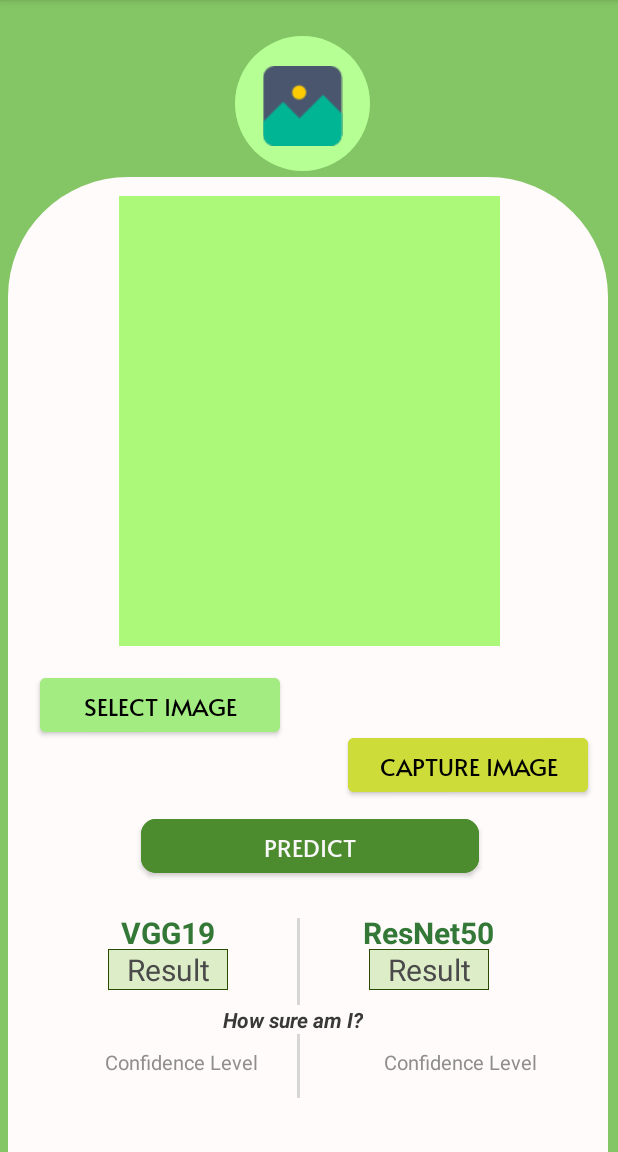
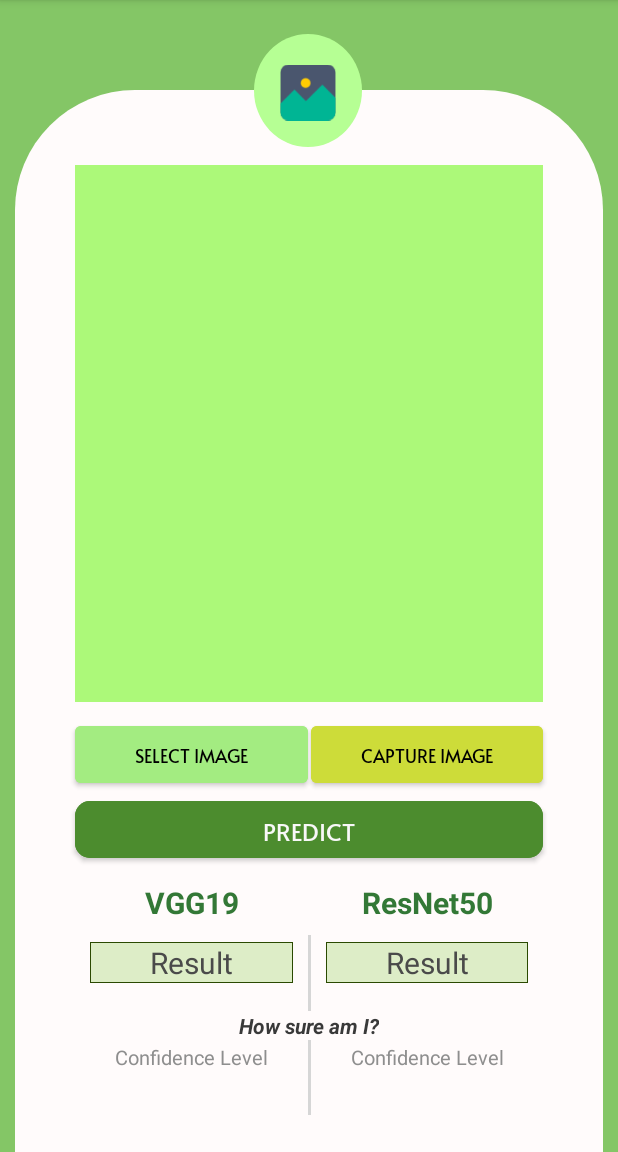
Before and after one commit to kibalias/I-CBB-App, an Android app: the MainActivity screen opened directly, with no data from a screen before it, on a phone screen of 412 x 824 dp, the part 84-1236 px from its top. Run offline under Robolectric (Android 15) with nearby library versions, the phone set to English and light mode, and no system bars; libraries missing offline, so code that uses them is left out: com.chaquo.python, org.checkerframework.common, org.tensorflow.lite.

Commit message:
fix the activity main

```diff
--- a/app/src/main/res/layout/activity_main.xml
+++ b/app/src/main/res/layout/activity_main.xml
@@ -8,116 +8,108 @@
     android:backgroundTint="#84C666"
     tools:context=".MainActivity">
 
+    <View
+        android:id="@+id/rectangle"
+        android:layout_width="0dp"
+        android:layout_height="0dp"
+        android:layout_marginStart="10dp"
+        android:layout_marginTop="60dp"
+        android:layout_marginEnd="10dp"
+        android:background="@drawable/rectangle"
+        app:layout_constraintBottom_toBottomOf="parent"
+        app:layout_constraintEnd_toEndOf="parent"
+        app:layout_constraintHorizontal_bias="1.0"
+        app:layout_constraintStart_toStartOf="parent"
+        app:layout_constraintTop_toTopOf="parent"
+        app:layout_constraintVertical_bias="0.0" />
+
+    <View
+        android:id="@+id/ellipse"
+        android:layout_width="72dp"
+        android:layout_height="75dp"
+        android:layout_alignParentLeft="true"
+        android:layout_alignParentTop="true"
+        android:layout_marginTop="20dp"
+        android:layout_marginBottom="10dp"
+        android:background="@drawable/ellipse"
+        app:layout_constraintBottom_toTopOf="@+id/image_placeholder"
+        app:layout_constraintEnd_toEndOf="parent"
+        app:layout_constraintHorizontal_bias="0.498"
+        app:layout_constraintStart_toStartOf="parent"
+        app:layout_constraintTop_toTopOf="parent" />
+
+    <ImageView
+        android:id="@+id/imageView"
+        android:layout_width="37dp"
+        android:layout_height="42dp"
+        app:layout_constraintBottom_toBottomOf="@+id/ellipse"
+        app:layout_constraintEnd_toEndOf="@+id/ellipse"
+        app:layout_constraintStart_toStartOf="@+id/ellipse"
+        app:layout_constraintTop_toTopOf="@+id/ellipse"
+        app:layout_constraintVertical_bias="0.54"
+        app:srcCompat="@drawable/icon_top" />
+
+    <ImageView
+        android:id="@+id/image_placeholder"
+        android:layout_width="0dp"
+        android:layout_height="0dp"
+        android:layout_marginStart="40dp"
+        android:layout_marginTop="50dp"
+        android:layout_marginEnd="40dp"
+        android:layout_marginBottom="300dp"
+        android:background="@drawable/image_placeholder"
+        android:scaleType="fitXY"
+        app:layout_constraintBottom_toBottomOf="parent"
+        app:layout_constraintEnd_toEndOf="@+id/rectangle"
+        app:layout_constraintStart_toStartOf="@+id/rectangle"
+        app:layout_constraintTop_toTopOf="@+id/rectangle"
+        tools:ignore="MissingConstraints" />
+
+    <Button
+        android:id="@+id/upload_button"
+        android:layout_width="0dp"
+        android:layout_height="50dp"
+        android:layout_marginStart="40dp"
+        android:layout_marginTop="10dp"
+        android:layout_marginRight="20dp"
+        android:backgroundTint="#A3EC81"
+        android:fontFamily="@font/alata"
+        android:text="SELECT IMAGE"
+        android:textAlignment="center"
+        android:textAppearance="@style/TextAppearance.AppCompat.Body1"
+        android:textColor="#000000"
+        android:textSize="12sp"
+        app:layout_constraintBottom_toTopOf="@+id/scan_button"
+        app:layout_constraintEnd_toStartOf="@+id/view"
+        app:layout_constraintStart_toStartOf="@+id/rectangle"
+        app:layout_constraintTop_toBottomOf="@+id/image_placeholder" />
+
     <Button
         android:id="@+id/capture"
-        android:layout_width="160dp"
-        android:layout_height="48dp"
-        android:layout_marginTop="20dp"
-        android:layout_marginEnd="20dp"
-        android:layout_marginBottom="4dp"
+        android:layout_width="0dp"
+        android:layout_height="50dp"
+        android:layout_marginLeft="20dp"
+        android:layout_marginTop="10dp"
+        android:layout_marginEnd="40dp"
         android:backgroundTint="#CDDC39"
         android:fontFamily="@font/alata"
         android:text="CAPTURE IMAGE"
         android:textAlignment="center"
         android:textAppearance="@style/TextAppearance.AppCompat.Body1"
         android:textColor="#000000"
-        android:textSize="16sp"
+        android:textSize="12sp"
         app:layout_constraintBottom_toTopOf="@+id/scan_button"
-        app:layout_constraintEnd_toEndOf="parent"
-        app:layout_constraintTop_toBottomOf="@+id/image_placeholder"
-        app:layout_constraintVertical_bias="0.954" />
-
-    <View
-        android:id="@+id/rectangle"
-        android:layout_width="400dp"
-        android:layout_height="650dp"
-        android:background="@drawable/rectangle"
-        app:layout_constraintBottom_toBottomOf="parent"
-        app:layout_constraintEnd_toEndOf="parent"
-        app:layout_constraintHorizontal_bias="0.454"
-        app:layout_constraintStart_toStartOf="parent"
-        app:layout_constraintTop_toTopOf="parent"
-        app:layout_constraintVertical_bias="1.0" />
-
-    <TextView
-        android:id="@+id/resnetConfidence"
-        android:layout_width="wrap_content"
-        android:layout_height="wrap_content"
-        android:layout_marginStart="84dp"
-        android:text="Confidence Level"
-        android:textColor="#8E8E8E"
-        android:textSize="13sp"
-        app:layout_constraintBottom_toBottomOf="parent"
-        app:layout_constraintStart_toEndOf="@+id/vggConfidence"
-        app:layout_constraintTop_toBottomOf="@+id/resnetResult"
-        app:layout_constraintVertical_bias="0.433" />
-
-    <TextView
-        android:id="@+id/vggConfidence"
-        android:layout_width="wrap_content"
-        android:layout_height="wrap_content"
-        android:layout_marginStart="70dp"
-        android:text="Confidence Level"
-        android:textColor="#8E8E8E"
-        android:textSize="13sp"
-        app:layout_constraintBottom_toBottomOf="parent"
-        app:layout_constraintEnd_toStartOf="@+id/view"
-        app:layout_constraintHorizontal_bias="0.0"
-        app:layout_constraintStart_toStartOf="parent"
-        app:layout_constraintTop_toBottomOf="@+id/vggResult"
-        app:layout_constraintVertical_bias="0.433" />
-
-    <ImageView
-        android:id="@+id/image_placeholder"
-        android:layout_width="254dp"
-        android:layout_height="300dp"
-        android:background="@drawable/image_placeholder"
-        android:scaleType="fitXY"
-        app:layout_constraintBottom_toBottomOf="parent"
-        app:layout_constraintEnd_toEndOf="parent"
-        app:layout_constraintHorizontal_bias="0.503"
-        app:layout_constraintStart_toStartOf="parent"
-        app:layout_constraintTop_toBottomOf="@+id/ellipse"
-        app:layout_constraintVertical_bias="0.048"
-        tools:ignore="MissingConstraints" />
-
-    <View
-        android:id="@+id/ellipse"
-        android:layout_width="90dp"
-        android:layout_height="90dp"
-        android:layout_alignParentLeft="true"
-        android:layout_alignParentTop="true"
-        android:layout_marginTop="24dp"
-        android:background="@drawable/ellipse"
-        app:layout_constraintEnd_toEndOf="parent"
-        app:layout_constraintHorizontal_bias="0.487"
-        app:layout_constraintStart_toStartOf="parent"
-        app:layout_constraintTop_toTopOf="parent" />
-
-    <Button
-        android:id="@+id/upload_button"
-        android:layout_width="160dp"
-        android:layout_height="48dp"
-        android:layout_marginStart="20dp"
-        android:layout_marginTop="15dp"
-        android:layout_marginEnd="20dp"
-        android:backgroundTint="#A3EC81"
-        android:fontFamily="@font/alata"
-        android:text="SELECT IMAGE"
-        android:textAlignment="center"
-        android:textAppearance="@style/TextAppearance.AppCompat.Body1"
-        android:textColor="#000000"
-        android:textSize="16sp"
-        app:layout_constraintEnd_toStartOf="@+id/capture"
-        app:layout_constraintHorizontal_bias="0.21"
-        app:layout_constraintStart_toStartOf="parent"
+        app:layout_constraintEnd_toEndOf="@+id/rectangle"
+        app:layout_constraintStart_toEndOf="@+id/view"
         app:layout_constraintTop_toBottomOf="@+id/image_placeholder" />
 
     <Button
         android:id="@+id/scan_button"
-        android:layout_width="225dp"
-        android:layout_height="48dp"
-        android:layout_marginBottom="180dp"
+        android:layout_width="0dp"
+        android:layout_height="50dp"
+        android:layout_marginStart="40dp"
+        android:layout_marginTop="60dp"
+        android:layout_marginEnd="40dp"
         android:backgroundTint="#4C8C2E"
         android:fontFamily="@font/alata"
         android:text="PREDICT"
@@ -126,101 +118,20 @@
         android:textColor="#F8F8F8"
         android:textSize="16sp"
         app:cornerRadius="10dp"
-        app:layout_constraintBottom_toBottomOf="parent"
-        app:layout_constraintEnd_toEndOf="parent"
-        app:layout_constraintHorizontal_bias="0.502"
-        app:layout_constraintStart_toStartOf="parent" />
-
-    <ImageView
-        android:id="@+id/imageView"
-        android:layout_width="54dp"
-        android:layout_height="53dp"
-        app:layout_constraintBottom_toBottomOf="@+id/ellipse"
-        app:layout_constraintEnd_toEndOf="@+id/ellipse"
-        app:layout_constraintStart_toStartOf="@+id/ellipse"
-        app:layout_constraintTop_toTopOf="@+id/ellipse"
-        app:layout_constraintVertical_bias="0.54"
-        app:srcCompat="@drawable/icon_top" />
-
-    <TextView
-        android:id="@+id/vggText"
-        android:layout_width="wrap_content"
-        android:layout_height="wrap_content"
-        android:layout_marginStart="80dp"
-        android:layout_marginTop="20dp"
-        android:layout_marginBottom="5dp"
-        android:text="VGG19"
-        android:textColor="#337836"
-        android:textSize="20sp"
-        android:textStyle="bold"
-        app:layout_constraintBottom_toTopOf="@+id/vggResult"
-        app:layout_constraintEnd_toStartOf="@+id/view"
-        app:layout_constraintHorizontal_bias="0.018"
-        app:layout_constraintStart_toStartOf="parent"
-        app:layout_constraintTop_toBottomOf="@+id/scan_button"
-        app:layout_constraintVertical_bias="0.0" />
-
-    <TextView
-        android:id="@+id/vggResult"
-        android:layout_width="80dp"
-        android:layout_height="wrap_content"
-        android:layout_marginStart="72dp"
-        android:layout_marginBottom="108dp"
-        android:background="@drawable/resultbg"
-        android:text="Result"
-        android:textAlignment="center"
-        android:textColor="#4A4A4A"
-        android:textSize="20sp"
-        app:layout_constraintBottom_toBottomOf="parent"
-        app:layout_constraintEnd_toStartOf="@+id/resnetResult"
-        app:layout_constraintHorizontal_bias="0.0"
-        app:layout_constraintStart_toStartOf="parent" />
-
-    <TextView
-        android:id="@+id/resnetResult"
-        android:layout_width="80dp"
-        android:layout_height="wrap_content"
-        android:layout_marginEnd="40dp"
-        android:layout_marginBottom="108dp"
-        android:background="@drawable/resultbg"
-        android:text="Result"
-        android:textAlignment="center"
-        android:textColor="#4A4A4A"
-        android:textSize="20sp"
-        app:layout_constraintBottom_toBottomOf="parent"
-        app:layout_constraintEnd_toEndOf="parent"
-        app:layout_constraintStart_toEndOf="@+id/view" />
+        app:layout_constraintEnd_toEndOf="@+id/rectangle"
+        app:layout_constraintStart_toStartOf="@+id/rectangle"
+        app:layout_constraintTop_toBottomOf="@+id/image_placeholder" />
 
     <View
         android:id="@+id/view"
         android:layout_width="2dp"
         android:layout_height="120dp"
-        android:layout_marginTop="24dp"
+        android:layout_marginTop="20dp"
         android:background="#d6d6d6"
         app:layout_constraintBottom_toBottomOf="parent"
-        app:layout_constraintEnd_toStartOf="@+id/resnetResult"
-        app:layout_constraintHorizontal_bias="0.0"
-        app:layout_constraintStart_toEndOf="@+id/vggResult"
-        app:layout_constraintTop_toBottomOf="@+id/scan_button"
-        app:layout_constraintVertical_bias="0.0" />
-
-    <TextView
-        android:id="@+id/resnetText"
-        android:layout_width="wrap_content"
-        android:layout_height="wrap_content"
-        android:layout_marginStart="42dp"
-        android:layout_marginTop="20dp"
-        android:layout_marginEnd="80dp"
-        android:text="ResNet50"
-        android:textColor="#337836"
-        android:textSize="20sp"
-        android:textStyle="bold"
-        app:layout_constraintBottom_toTopOf="@+id/resnetResult"
-        app:layout_constraintEnd_toEndOf="parent"
-        app:layout_constraintHorizontal_bias="0.0"
-        app:layout_constraintStart_toEndOf="@+id/view"
-        app:layout_constraintTop_toBottomOf="@+id/scan_button"
-        app:layout_constraintVertical_bias="0.0" />
+        app:layout_constraintEnd_toEndOf="@+id/rectangle"
+        app:layout_constraintStart_toStartOf="@+id/rectangle"
+        app:layout_constraintTop_toBottomOf="@+id/scan_button" />
 
     <TextView
         android:id="@+id/confidencetxtView"
@@ -231,10 +142,105 @@
         android:textColor="#393939"
         android:textStyle="bold|italic"
         app:layout_constraintBottom_toBottomOf="@+id/view"
-        app:layout_constraintEnd_toEndOf="parent"
-        app:layout_constraintHorizontal_bias="0.466"
-        app:layout_constraintStart_toStartOf="parent"
-        app:layout_constraintTop_toTopOf="@+id/view"
-        app:layout_constraintVertical_bias="0.574" />
+        app:layout_constraintEnd_toEndOf="@+id/rectangle"
+        app:layout_constraintStart_toStartOf="@+id/rectangle"
+        app:layout_constraintTop_toTopOf="@+id/view" />
+
+    <TextView
+        android:id="@+id/vggText"
+        android:layout_width="0dp"
+        android:layout_height="30dp"
+        android:layout_marginStart="40dp"
+        android:layout_marginTop="10dp"
+        android:text="VGG19"
+        android:textAlignment="center"
+        android:textColor="#337836"
+        android:textSize="20sp"
+        android:textStyle="bold"
+        app:layout_constraintEnd_toStartOf="@+id/view"
+        app:layout_constraintStart_toStartOf="@+id/rectangle"
+        app:layout_constraintTop_toBottomOf="@+id/scan_button" />
+
+    <TextView
+        android:id="@+id/resnetText"
+        android:layout_width="0dp"
+        android:layout_height="30dp"
+        android:layout_marginTop="10dp"
+        android:layout_marginEnd="40dp"
+        android:text="ResNet50"
+        android:textAlignment="center"
+        android:textColor="#337836"
+        android:textSize="20sp"
+        android:textStyle="bold"
+        app:layout_constraintEnd_toEndOf="@+id/rectangle"
+        app:layout_constraintStart_toEndOf="@+id/view"
+        app:layout_constraintTop_toBottomOf="@+id/scan_button" />
+
+    <TextView
+        android:id="@+id/vggResult"
+        android:layout_width="0dp"
+        android:layout_height="wrap_content"
+        android:layout_marginStart="50dp"
+        android:layout_marginTop="10dp"
+        android:layout_marginEnd="10dp"
+        android:background="@drawable/resultbg"
+        android:text="Result"
+        android:textAlignment="center"
+        android:textColor="#4A4A4A"
+        android:textSize="20sp"
+        app:layout_constraintEnd_toStartOf="@+id/view"
+        app:layout_constraintHorizontal_bias="0.571"
+        app:layout_constraintStart_toStartOf="@+id/rectangle"
+        app:layout_constraintTop_toBottomOf="@+id/vggText" />
+
+    <TextView
+        android:id="@+id/resnetResult"
+        android:layout_width="0dp"
+        android:layout_height="wrap_content"
+        android:layout_marginStart="10dp"
+        android:layout_marginTop="10dp"
+        android:layout_marginEnd="50dp"
+        android:background="@drawable/resultbg"
+        android:text="Result"
+        android:textAlignment="center"
+        android:textColor="#4A4A4A"
+        android:textSize="20sp"
+        app:layout_constraintEnd_toEndOf="@+id/rectangle"
+        app:layout_constraintStart_toEndOf="@+id/view"
+        app:layout_constraintTop_toBottomOf="@+id/resnetText" />
+
+    <TextView
+        android:id="@+id/vggConfidence"
+        android:layout_width="0dp"
+        android:layout_height="0dp"
+        android:layout_marginStart="50dp"
+        android:layout_marginTop="40dp"
+        android:layout_marginEnd="10dp"
+        android:layout_marginBottom="30dp"
+        android:text="Confidence Level"
+        android:textAlignment="center"
+        android:textColor="#8E8E8E"
+        android:textSize="13sp"
+        app:layout_constraintBottom_toBottomOf="@+id/rectangle"
+        app:layout_constraintEnd_toStartOf="@+id/view"
+        app:layout_constraintStart_toStartOf="@+id/rectangle"
+        app:layout_constraintTop_toBottomOf="@+id/vggResult" />
+
+    <TextView
+        android:id="@+id/resnetConfidence"
+        android:layout_width="0dp"
+        android:layout_height="0dp"
+        android:layout_marginStart="10dp"
+        android:layout_marginTop="40dp"
+        android:layout_marginEnd="50dp"
+        android:layout_marginBottom="30dp"
+        android:text="Confidence Level"
+        android:textAlignment="center"
+        android:textColor="#8E8E8E"
+        android:textSize="13sp"
+        app:layout_constraintBottom_toBottomOf="@+id/rectangle"
+        app:layout_constraintEnd_toEndOf="@+id/rectangle"
+        app:layout_constraintStart_toEndOf="@+id/view"
+        app:layout_constraintTop_toBottomOf="@+id/resnetResult" />
 
 </androidx.constraintlayout.widget.ConstraintLayout>
```
